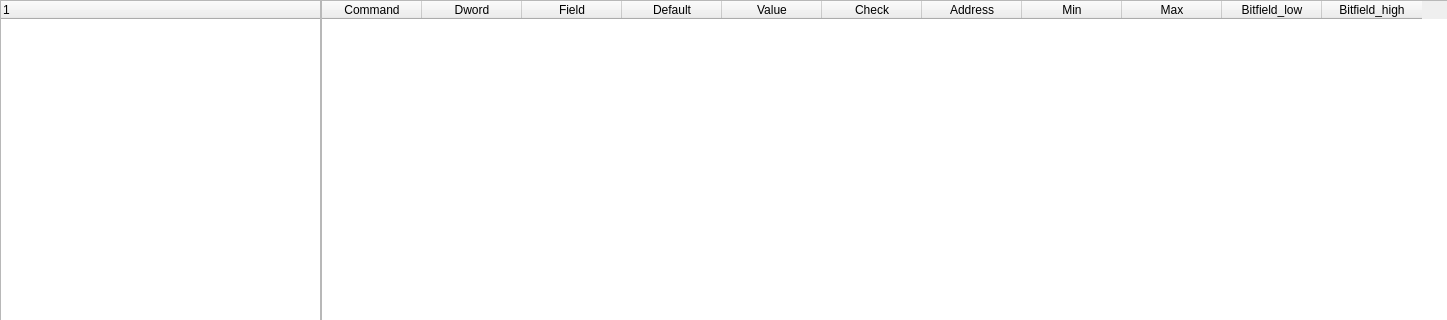
Before: the Qt Designer form Client/command_validator_app/ui/command_info.ui in SJTU-Applemin/AutoULTGen, drawn with Qt 5; both pictures show x 0 to 1447 and y 0 to 320 of the 1447 by 759 pixel window.
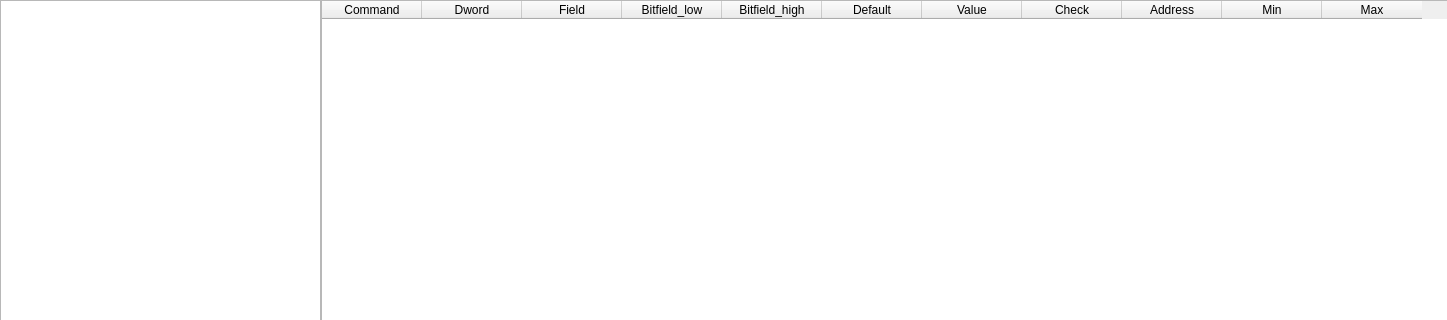
After: the same form once the commit is applied.

The edit to the form file:
```diff
--- a/Client/command_validator_app/ui/command_info.ui
+++ b/Client/command_validator_app/ui/command_info.ui
@@ -68,6 +68,16 @@
        <string>Field</string>
       </property>
      </column>
+     <column>
+      <property name="text">
+       <string>Bitfield_low</string>
+      </property>
+     </column>
+     <column>
+      <property name="text">
+       <string>Bitfield_high</string>
+      </property>
+     </column>
      <column>
       <property name="text">
        <string>Default</string>
@@ -98,16 +108,6 @@
        <string>Max</string>
       </property>
      </column>
-     <column>
-      <property name="text">
-       <string>Bitfield_low</string>
-      </property>
-     </column>
-     <column>
-      <property name="text">
-       <string>Bitfield_high</string>
-      </property>
-     </column>
     </widget>
     <widget class="QCheckBox" name="checkBoxBinary">
      <property name="geometry">
@@ -215,6 +215,9 @@
        <height>691</height>
       </rect>
      </property>
+     <property name="headerHidden">
+      <bool>true</bool>
+     </property>
     </widget>
    </widget>
    <widget class="QWidget" name="cmdlist">
```
